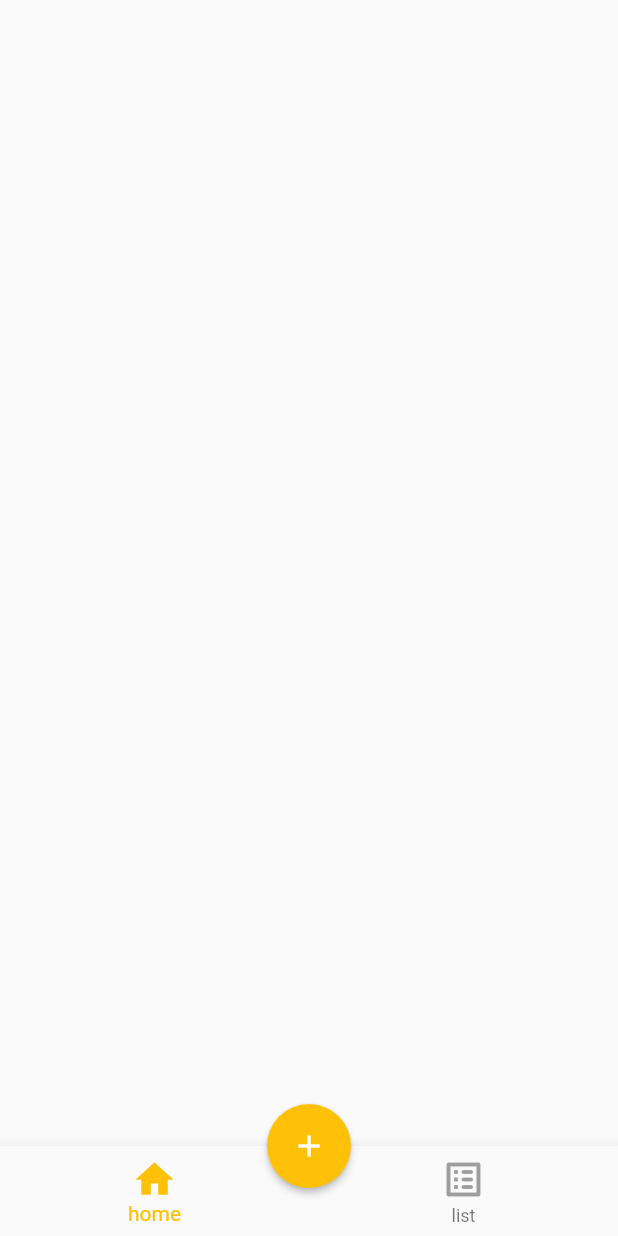
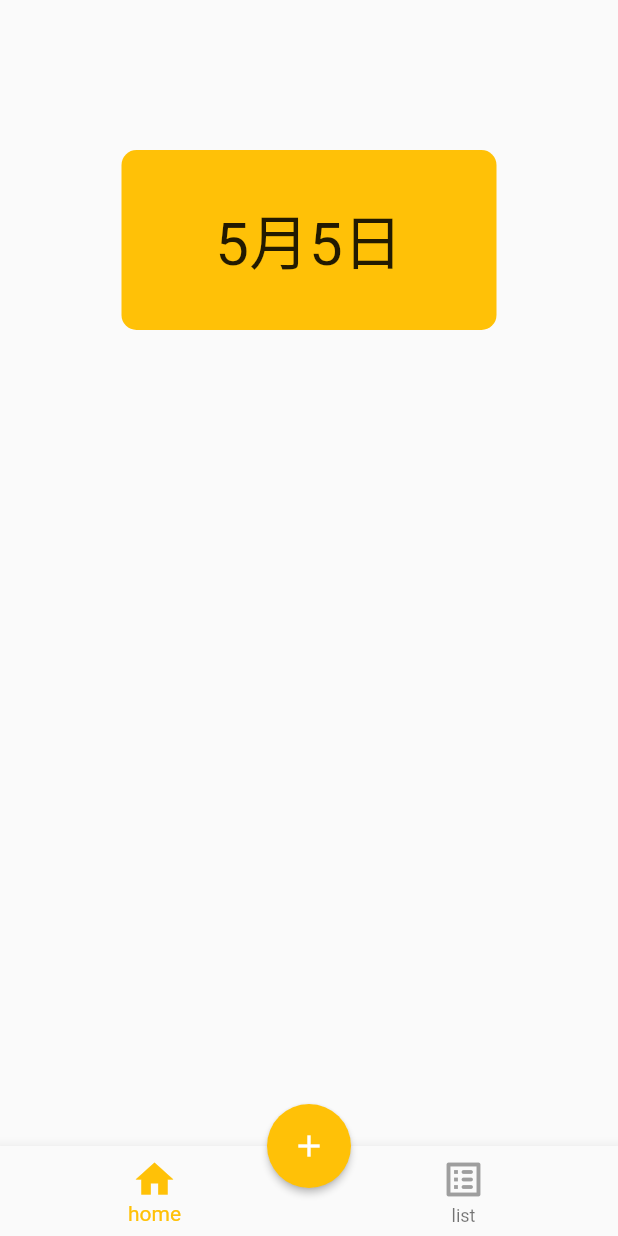
Before and after one commit to shunta0213/KaihatsuDojo, a Flutter app: the TopPage screen opened by its route, on a phone screen of 412 x 824 dp. Run offline on Flutter 3.47's test engine with Material 2 defaults, Android fonts, the phone set to English and light mode, and no system bars; our stand-ins replace cloud_firestore, firebase_auth, firebase_core, flutter_riverpod; accounts and stored records are empty.

Commit message:
日付表示

```diff
--- a/lib/view/top.dart
+++ b/lib/view/top.dart
@@ -4,6 +4,7 @@ import 'package:flutter/material.dart';
 import 'package:kaihatsudojo/const/color.dart';
 import 'package:kaihatsudojo/const/header.dart';
 import 'viewPage.dart';
+import 'package:intl/intl.dart';
 
 class TopPage extends StatefulWidget {
   const TopPage({Key? key}) : super(key: key);
@@ -50,15 +51,38 @@ class _TopPageState extends State<TopPage> {
     ];
     // end
 
+    DateTime now = DateTime.now();
+    DateFormat outputFormat = DateFormat('M月d日');
+    String date = outputFormat.format(now);
     return Scaffold(
-      //基本はここに書いていく
-      body: Column(
-        mainAxisAlignment: MainAxisAlignment.center,
+      body: SafeArea(
+        child:Column(
         children: [
-          Text(uid),
+          Row(
+            mainAxisAlignment: MainAxisAlignment.center,
+          children:[
+          Container(
+            child: Center(
+            child: Text(
+              date,
+              style: const TextStyle(
+                fontSize: 40),),),
+            decoration: BoxDecoration(
+              color: Colors.amber,
+              borderRadius: BorderRadius.circular(10),
+            ),
+            width: 250,
+            height: 120,
+            margin: const EdgeInsets.only(
+            top: 100
+          ),
+
+          )
+          ],
+          ),
         ],
       ),
-
+      ),
       // body: Center(
       //   child: Container(
       //     width: MediaQuery.of(context).size.width,
--- a/pubspec.yaml
+++ b/pubspec.yaml
@@ -39,6 +39,7 @@ dependencies:
   cloud_firestore: ^3.1.12
   provider: ^6.0.2
   flutter_riverpod: ^1.0.3
+  intl: ^0.17.0
 
 dev_dependencies:
   flutter_test:
```
Also changed, not shown: pubspec.lock, 3 other files.
